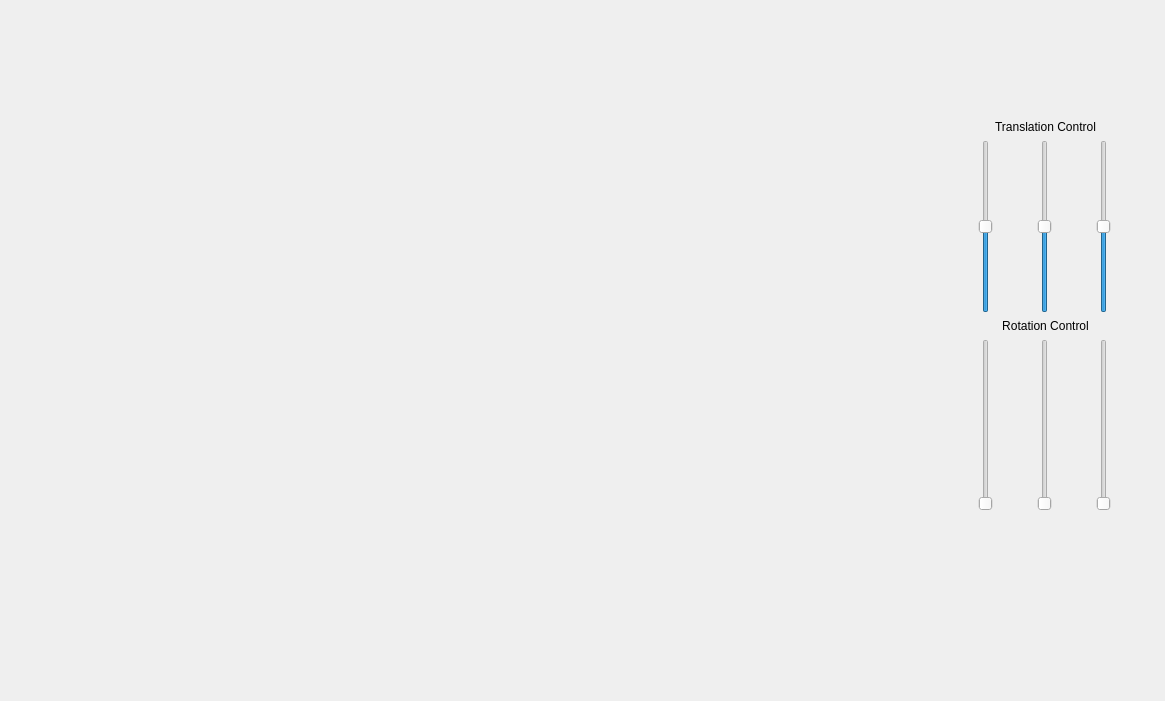
amorphousmd/RobotSimulationGUI, file Display3DModel/mainwindow.ui: the form before one commit.
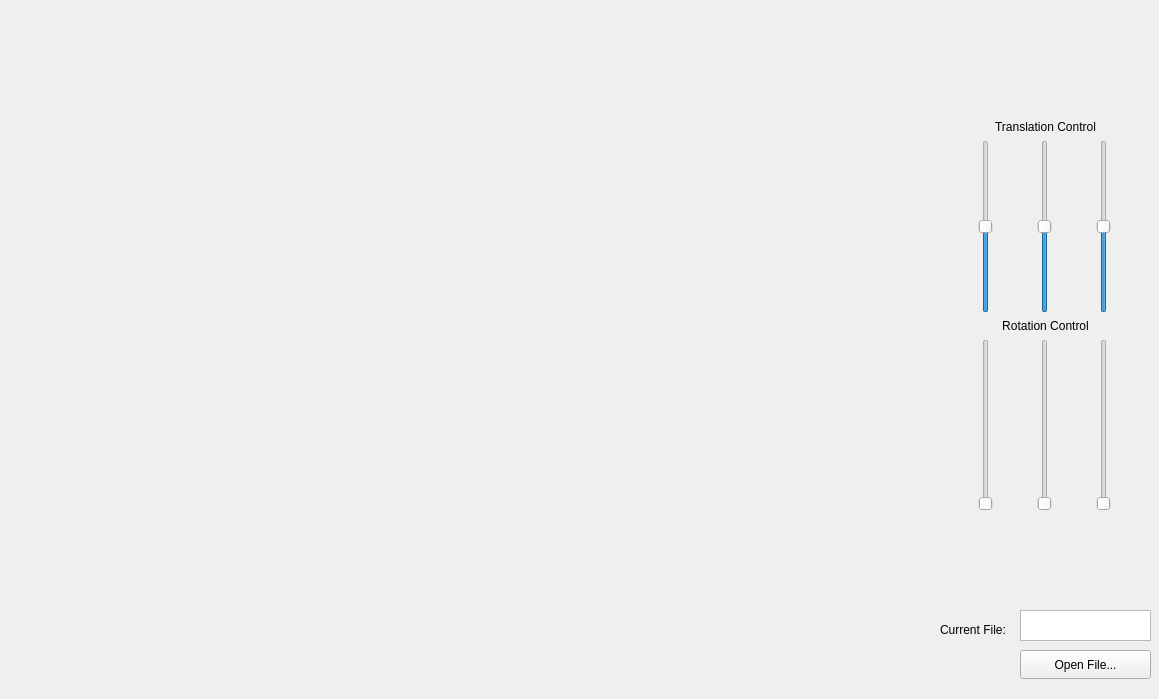
The form after the commit.

What changed in the file:
```diff
--- a/Display3DModel/mainwindow.ui
+++ b/Display3DModel/mainwindow.ui
@@ -6,8 +6,8 @@
    <rect>
     <x>0</x>
     <y>0</y>
-    <width>1165</width>
-    <height>701</height>
+    <width>1159</width>
+    <height>699</height>
    </rect>
   </property>
   <property name="windowTitle">
@@ -17,9 +17,9 @@
    <property name="geometry">
     <rect>
      <x>10</x>
-     <y>10</y>
+     <y>30</y>
      <width>921</width>
-     <height>681</height>
+     <height>661</height>
     </rect>
    </property>
    <property name="autoFillBackground">
@@ -147,6 +147,42 @@
     </item>
    </layout>
   </widget>
+  <widget class="QPushButton" name="pushButton">
+   <property name="geometry">
+    <rect>
+     <x>1020</x>
+     <y>650</y>
+     <width>131</width>
+     <height>29</height>
+    </rect>
+   </property>
+   <property name="text">
+    <string>Open File...</string>
+   </property>
+  </widget>
+  <widget class="QTextBrowser" name="txtFileName">
+   <property name="geometry">
+    <rect>
+     <x>1020</x>
+     <y>610</y>
+     <width>131</width>
+     <height>31</height>
+    </rect>
+   </property>
+  </widget>
+  <widget class="QLabel" name="label_3">
+   <property name="geometry">
+    <rect>
+     <x>940</x>
+     <y>620</y>
+     <width>81</width>
+     <height>20</height>
+    </rect>
+   </property>
+   <property name="text">
+    <string>Current File:</string>
+   </property>
+  </widget>
  </widget>
  <resources/>
  <connections/>
```
